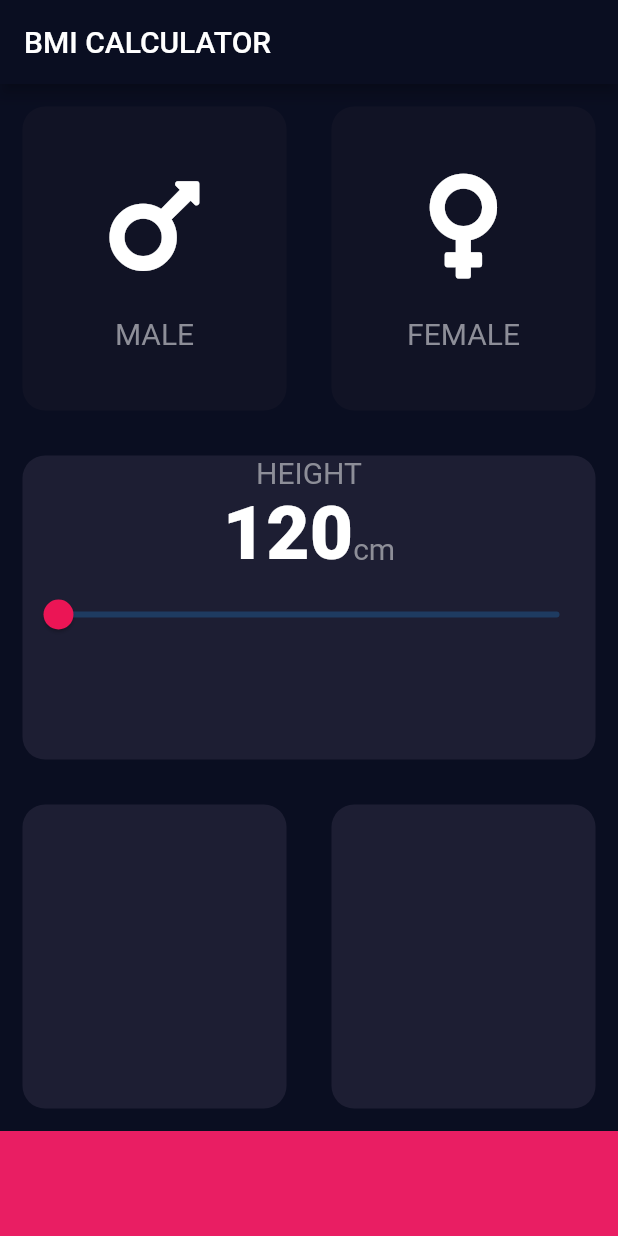
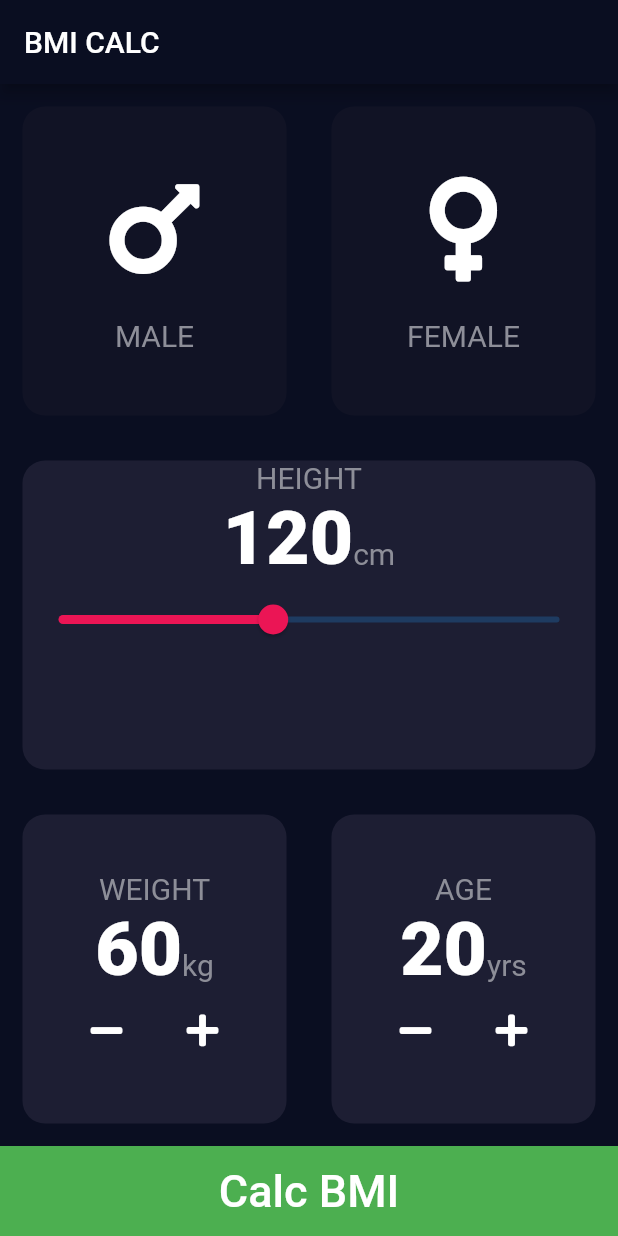
Before and after one commit to RonnyK36/BMI_CALC-Flutter, a Flutter app: the screen it shows after launch, on a phone screen of 412 x 824 dp. Run offline on Flutter 3.47's test engine with Material 2 defaults, Android fonts, the phone set to English and light mode, and no system bars; our stand-ins replace font_awesome_flutter.

Commit message:
Fixed counter issues

```diff
--- a/lib/constants.dart
+++ b/lib/constants.dart
@@ -2,8 +2,8 @@ import 'package:flutter/material.dart';
 
 const kActiveCardColor = Color(0xFF1D1E33);
 const kInactiveCardColor = Color(0xFFF111325);
-const kBottomContainerColor = Colors.pink;
-const kBottomContainerHeight = 70.0;
+const kBottomContainerColor = Colors.green;
+const kBottomContainerHeight = 60.0;
 enum Gender {
   male,
   female,
--- a/lib/input_page.dart
+++ b/lib/input_page.dart
@@ -13,12 +13,15 @@ class InputPage extends StatefulWidget {
 class _InputPageState extends State<InputPage> {
   Gender? selectedGender;
   int? height = 120;
+  int weight = 60;
+  int age = 20;
+
   @override
   Widget build(BuildContext context) {
     return Scaffold(
       appBar: AppBar(
         title: Text(
-          'BMI CALCULATOR',
+          'BMI CALC',
         ),
       ),
       body: Column(
@@ -76,6 +79,7 @@ class _InputPageState extends State<InputPage> {
                           'HEIGHT',
                           style: kLabelTextStyle,
                         ),
+
                         Row(
                           mainAxisAlignment: MainAxisAlignment.center,
                           textBaseline: TextBaseline.alphabetic,
@@ -92,8 +96,8 @@ class _InputPageState extends State<InputPage> {
                           ],
                         ),
                         Slider(
-                            value: height == null ? 120.00 :height!.toDouble(),
-                            min: 120.0,
+                            value: height == null ? 120.00 : height!.toDouble(),
+                            min: 45.0,
                             max: 220.0,
                             activeColor: Color(0xFFFEB1555),
                             onChanged: (double newValue) {
@@ -115,11 +119,123 @@ class _InputPageState extends State<InputPage> {
               children: [
                 Expanded(
                   child: ReusableCard(
+                    cardChild: Column(
+                      mainAxisAlignment: MainAxisAlignment.center,
+                      children: [
+                        Text(
+                          'WEIGHT',
+                          style: kLabelTextStyle,
+                        ),
+
+                        Row(
+                          mainAxisAlignment: MainAxisAlignment.center,
+                          textBaseline: TextBaseline.alphabetic,
+                          crossAxisAlignment: CrossAxisAlignment.baseline,
+                          children: [
+                            Text(
+                              weight.toString(),
+                              style: kValueSize,
+                            ),
+                            Text(
+                              'kg',
+                              style: kLabelTextStyle,
+                            ),
+                          ],
+                        ),
+                        Row(
+                          mainAxisAlignment: MainAxisAlignment.center,
+                          children: [
+                            TextButton(
+                              onPressed: () {
+                                setState(() {
+                                  if(weight > 3){
+                                    weight--;
+                                  }
+                                });
+                              },
+                              child: Icon(
+                                FontAwesomeIcons.minus,
+                                color: Colors.white,
+                              ),
+                            ),
+                            TextButton(
+                              onPressed: () {
+                                setState(() {
+                                  if (weight < 150) {
+                                    weight++;
+                                  }
+                                });
+                              },
+                              child: Icon(
+                                FontAwesomeIcons.plus,
+                                color: Colors.white,
+                              ),
+                            ),
+                          ],
+                        ),
+                      ],
+                    ),
                     reusableColor: kActiveCardColor,
                   ),
                 ),
                 Expanded(
                   child: ReusableCard(
+                    cardChild: Column(
+                      mainAxisAlignment: MainAxisAlignment.center,
+                      children: [
+                        Text(
+                          'AGE',
+                          style: kLabelTextStyle,
+                        ),
+
+                        Row(
+                          mainAxisAlignment: MainAxisAlignment.center,
+                          textBaseline: TextBaseline.alphabetic,
+                          crossAxisAlignment: CrossAxisAlignment.baseline,
+                          children: [
+                            Text(
+                              age.toString(),
+                              style: kValueSize,
+                            ),
+                            Text(
+                              'yrs',
+                              style: kLabelTextStyle,
+                            ),
+                          ],
+                        ),
+                        Row(
+                          mainAxisAlignment: MainAxisAlignment.center,
+                          children: [
+                            TextButton(
+                              child: Icon(
+                                FontAwesomeIcons.minus,
+                                color: Colors.white,
+                              ),
+                              onPressed: () {
+                                setState(() {
+                                  if (age > 0) {
+                                    age--;
+                                  }
+                                });
+                              },
+                            ),
+                            TextButton(
+                              child: Icon(
+                                FontAwesomeIcons.plus,
+                                color: Colors.white,
+                              ),
+                              onPressed: () {
+                                setState(() {
+                                  if (age < 78) {
+                                    age++;
+                                  }
+                                });
+                              },
+                            ),
+                          ],
+                        ),
+                      ],
+                    ),
                     reusableColor: kActiveCardColor,
                   ),
                 ),
@@ -130,9 +246,41 @@ class _InputPageState extends State<InputPage> {
             color: kBottomContainerColor,
             width: double.infinity,
             height: kBottomContainerHeight,
+            child: TextButton(
+              child: Text('Calc BMI',style: TextStyle(
+                color: Colors.white,
+                fontSize: 30,
+              ),),
+              onPressed: (){
+
+              },
+            ),
           ),
         ],
       ),
     );
   }
 }
+//
+// class RoundIconButton extends StatelessWidget {
+//   RoundIconButton({@required this.floatingIcon, this.performOperation});
+//
+//   final IconData? floatingIcon;
+//   final Function? performOperation;
+//
+//   @override
+//   Widget build(BuildContext context) {
+//     return RawMaterialButton(
+//       fillColor: Color(0xFF4C4E5E),
+//       shape: RoundedRectangleBorder(borderRadius: BorderRadius.circular(10)),
+//       // shape: CircleBorder(),
+//       constraints: BoxConstraints.tightFor(
+//         width: 50,
+//         height: 50,
+//       ),
+//       elevation: 6,
+//       child: Icon(floatingIcon),
+//       onPressed: performOperation!(),
+//     );
+//   }
+// }
```
